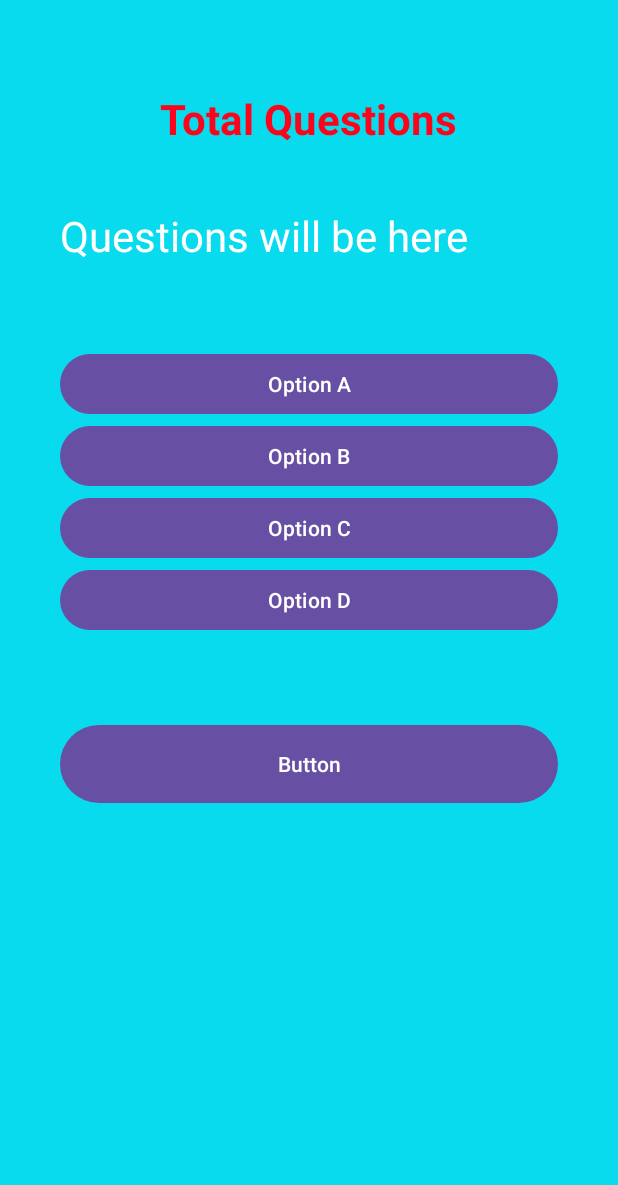
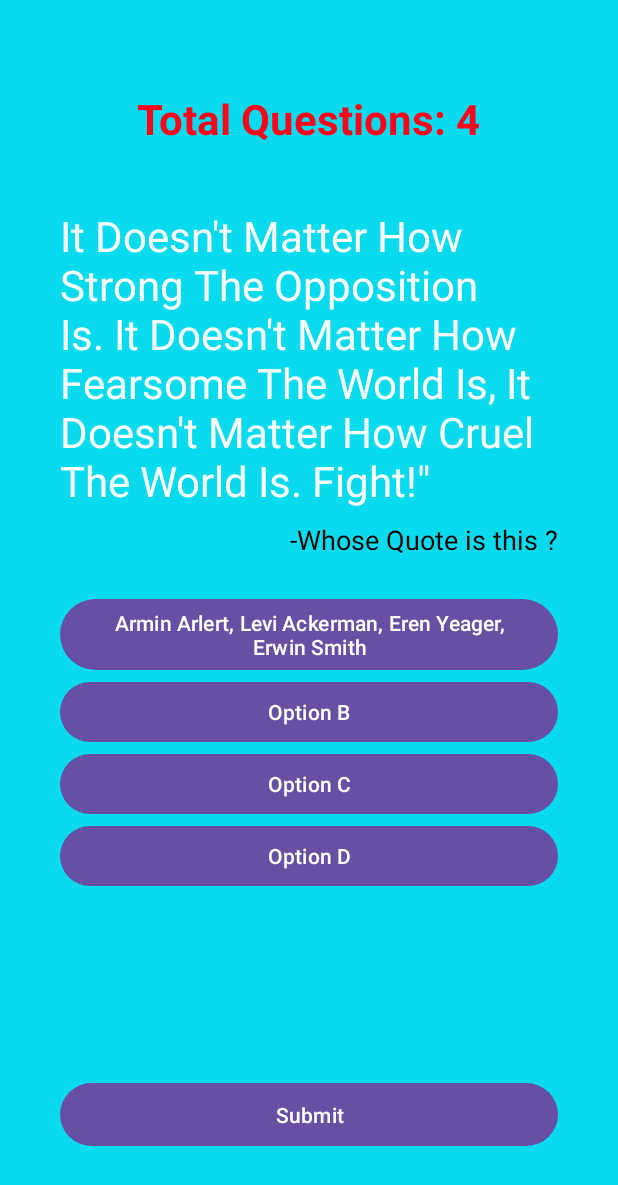
Before and after one commit to RagulParajuli/AnimeQuiz, an Android app: the AotActivity screen opened directly, with no data from a screen before it, on a phone screen of 412 x 824 dp. Shown: the top 1185 px of the screen. Run offline under Robolectric (Android 15) with nearby library versions, the phone set to English and light mode, and no system bars; Roboto replaces fonts that are not available here; 3 statements that could not run were skipped.

Commit message:
Aot not working

```diff
--- a/app/src/main/java/com/example/animequiz/AllActivities/AotActivity.java
+++ b/app/src/main/java/com/example/animequiz/AllActivities/AotActivity.java
@@ -1,16 +1,124 @@
 package com.example.animequiz.AllActivities;
+
+import android.annotation.SuppressLint;
+import android.app.AlertDialog;
+import android.content.Intent;
+import android.graphics.Color;
+import android.os.Bundle;
+import android.util.Log;
+import android.view.View;
+import android.widget.Button;
+import android.widget.TextView;
 
 import androidx.appcompat.app.AppCompatActivity;
 
-import android.os.Bundle;
-
+import com.example.animequiz.QuestionAnswer.Aotqns;
 import com.example.animequiz.R;
 
-public class AotActivity extends AppCompatActivity {
-
+public class AotActivity extends AppCompatActivity implements View.OnClickListener {
+    private TextView totalQuestionTextView, questions;
+    private Button optionA, optionB, optionC, optionD, submitButton;
+    private int score = 0;
+    private final int questionLength = Aotqns.questions.length;
+    private int currentQuestionIndex = 0;
+    private String[] selectedAnswer;
     @Override
     protected void onCreate(Bundle savedInstanceState) {
         super.onCreate(savedInstanceState);
         setContentView(R.layout.activity_aot);
+
+        totalQuestionTextView = findViewById(R.id.totalQuestion);
+        questions = findViewById(R.id.questions);
+        optionA = findViewById(R.id.optionA);
+        optionB = findViewById(R.id.optionB);
+        optionC = findViewById(R.id.optionC);
+        optionD = findViewById(R.id.optionD);
+        submitButton = findViewById(R.id.submit);
+
+        // Set OnClickListener for the buttons
+        optionA.setOnClickListener(this);
+        optionB.setOnClickListener(this);
+        optionC.setOnClickListener(this);
+        optionD.setOnClickListener(this);
+        submitButton.setOnClickListener(this);
+
+        totalQuestionTextView.setText("Total Questions: " + questionLength);
+
+        // Initialize the array with the length of the question set
+        selectedAnswer = new String[questionLength];
+
+        loadNewQuestion();
+    }
+    @Override
+    public void onClick(View v) {
+        resetButtonBackgrounds();
+        Button clickedButton = (Button) v;
+
+        if (v.getId() == R.id.submit) {
+            if (selectedAnswer[currentQuestionIndex] != null &&
+                    selectedAnswer[currentQuestionIndex].equals(Aotqns.correctAnswers[currentQuestionIndex])) {
+                score++;
+            }
+            if (currentQuestionIndex < questionLength - 1) {
+                currentQuestionIndex++;
+                loadNewQuestion();
+            } else {
+                finishQuiz();
+            }
+        } else {
+            selectedAnswer[currentQuestionIndex] = clickedButton.getText().toString();
+            clickedButton.setBackgroundColor(Color.GREEN);
+        }
+    }
+
+    private void resetButtonBackgrounds() {
+        optionA.setBackgroundColor(Color.WHITE);
+        optionB.setBackgroundColor(Color.WHITE);
+        optionC.setBackgroundColor(Color.WHITE);
+        optionD.setBackgroundColor(Color.WHITE);
+    }
+
+    private void loadNewQuestion() {
+        if (currentQuestionIndex == questionLength - 1) {
+            finishQuiz();
+            return;
+        }
+
+        questions.setText(Aotqns.questions[currentQuestionIndex]);
+        optionA.setText(Aotqns.choices[currentQuestionIndex][0]);
+        optionB.setText(Aotqns.choices[currentQuestionIndex][1]);
+        optionC.setText(Aotqns.choices[currentQuestionIndex][2]);
+        optionD.setText(Aotqns.choices[currentQuestionIndex][3]);
+    }
+
+    private void finishQuiz() {
+        StringBuilder resultMessage = new StringBuilder("Score is " + score + " out of " + questionLength + "\n\n");
+        String passStatus = (score >= questionLength / 2) ? "Passed" : "Failed";
+
+        for (int i = 0; i < questionLength; i++) {
+            resultMessage.append("\nQuestion ").append(i + 1).append(": ");
+            resultMessage.append("Your Answer: ").append(selectedAnswer[i]);
+            resultMessage.append(", Correct Answer: ").append(Aotqns.correctAnswers[i]);
+        }
+
+        // Log information for debugging
+        Log.d("Quiz", "Finish Quiz - Status: " + passStatus + ", Score: " + score + "/" + questionLength);
+
+        new AlertDialog.Builder(this)
+                .setTitle(passStatus)
+                .setMessage(resultMessage.toString())
+                .setPositiveButton("Restart", (dialogInterface, i) -> restartQuiz())
+                .setCancelable(false)
+                .show();
+    }
+
+    private void restartQuiz() {
+        score = 0;
+        currentQuestionIndex = 0;
+        // Start QuizActivity
+        Intent aot = new Intent(AotActivity.this, QuizActivity.class);
+        startActivity(aot);
+        // Finish the current activity (AotActivity)
+        finish();
     }
 }
--- a/app/src/main/java/com/example/animequiz/AllActivities/QuizActivity.java
+++ b/app/src/main/java/com/example/animequiz/AllActivities/QuizActivity.java
@@ -54,7 +54,6 @@ public class QuizActivity extends AppCompatActivity {
             }
         });
     }
-
     public void animeImage(View view){
         if(view.getId() == R.id.narutoview){
             Intent naruto = new Intent(this, NarutoActivity.class);
--- a/app/src/main/java/com/example/animequiz/QuestionAnswer/Aotqns.java
+++ b/app/src/main/java/com/example/animequiz/QuestionAnswer/Aotqns.java
@@ -3,14 +3,24 @@ package com.example.animequiz.QuestionAnswer;
 public class Aotqns {
 
     public static String questions[] = {
-
+                "It Doesn't Matter How Strong The Opposition Is. " +
+                        "It Doesn't Matter How Fearsome The World Is, It Doesn't Matter How Cruel The World Is. Fight!\"",
+                "Believe in your own power",
+                "You’re only resorting to physical abuse because you can’t prove that I’m wrong.",
+                "No casualties! Don’t you dare die!"
     };
 
     public static String choices[][] = {
-
+            {"Armin Arlert, Levi Ackerman, Eren Yeager, Erwin Smith"},
+            {"Eren Yeager, Mikasa Ackerman, Levi Ackerman, Erwin Smith"},
+            {"Armin Arlert, Ymir Fritz, Hange Zoe, Reiner Braun"},
+            {"Erwin Smith, Levi Ackerman, Hange Zoe, Armin Arlert"}
     };
 
     public static String correctAnswers[] = {
-
+            "Eren Yeager",
+            "Mikasa Ackerman",
+            "Armin Arlert",
+            "Levi Ackerman"
     };
 }
--- a/app/src/main/res/layout/activity_aot.xml
+++ b/app/src/main/res/layout/activity_aot.xml
@@ -70,9 +70,20 @@
     <Button
         android:id="@+id/submit"
         android:layout_width="match_parent"
-        android:layout_height="60dp"
-        android:layout_below="@+id/choicesLayout"
-        android:layout_marginTop="55dp"
-        android:text="Button" />
+        android:layout_height="50dp"
+        android:layout_alignParentBottom="true"
+        android:layout_marginBottom="16dp"
+        android:text="Submit" />
+
+    <TextView
+        android:id="@+id/textView"
+        android:layout_width="wrap_content"
+        android:layout_height="wrap_content"
+        android:layout_below="@+id/questions"
+        android:layout_alignEnd="@+id/questions"
+        android:layout_marginTop="8dp"
+        android:text="-Whose Quote is this ?"
+        android:textColor="@color/black"
+        android:textSize="18dp" />
 
 </RelativeLayout>
--- a/app/src/main/res/layout/activity_naruto.xml
+++ b/app/src/main/res/layout/activity_naruto.xml
@@ -70,10 +70,10 @@
     <Button
         android:id="@+id/submit"
         android:layout_width="match_parent"
-        android:layout_height="60dp"
+        android:layout_height="50dp"
         android:layout_alignParentBottom="true"
-        android:layout_marginBottom="34dp"
-        android:text="Button" />
+        android:layout_marginBottom="16dp"
+        android:text="Submit" />
 
     <TextView
         android:id="@+id/textView"
--- a/build.gradle.kts
+++ b/build.gradle.kts
@@ -1,4 +1,4 @@
 // Top-level build file where you can add configuration options common to all sub-projects/modules.
 plugins {
-    id("com.android.application") version "8.2.0" apply false
+    id("com.android.application") version "8.2.1" apply false
 }
```
Also changed, not shown: app/src/main/java/com/example/animequiz/AllActivities/NarutoActivity.java (+10 -12 lines).
